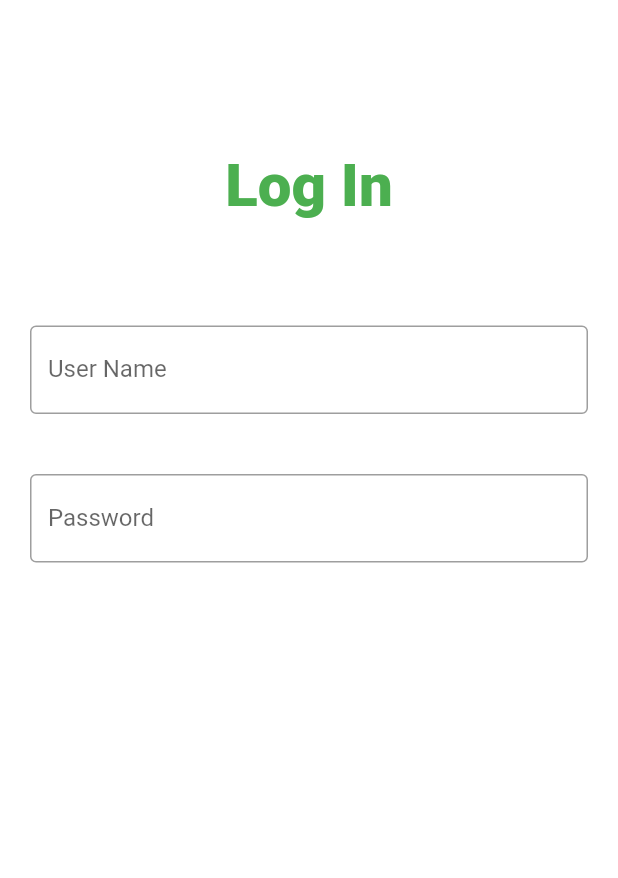
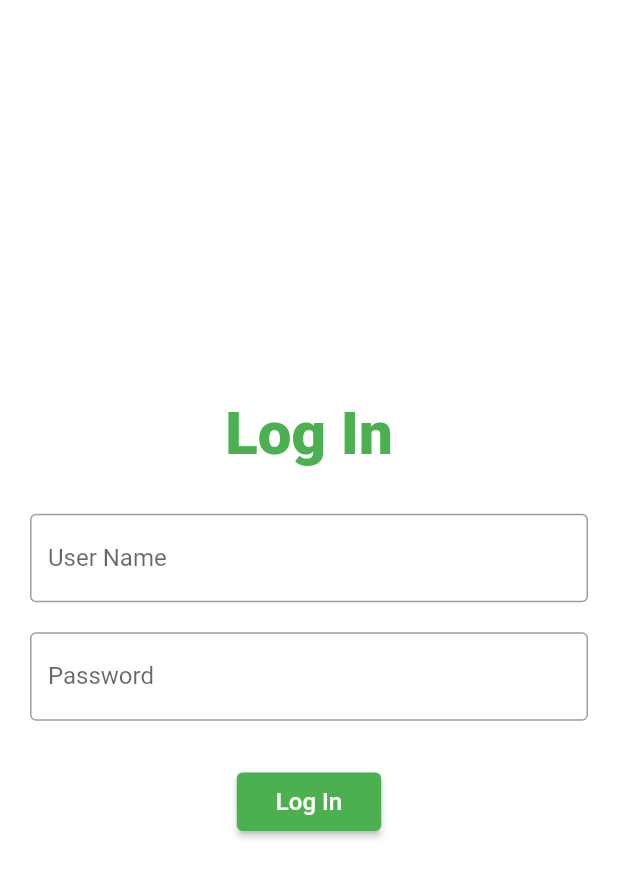
Before and after one commit to Ibrahiim-Ahmed/Ijtimai-Qurbani-App, a Flutter app: the screen it shows after launch, after a tap on "Person", on a phone screen of 412 x 824 dp. Shown: the top 878 px of the screen. Run offline on Flutter 3.47's test engine with Material 2 defaults, Android fonts, the light colour scheme and no system bars.

Commit message:
Code Optimized and User Login API

```diff
--- /dev/null
+++ b/lib/api/apis.dart
@@ -0,0 +1,34 @@
+class UserLogin {
+  final List<Map<String, dynamic>> mockUsers = [
+    {
+      'userId': 123,
+      'email': 'huzaifa@gmail.com',
+      'userName': 'Huzaifa',
+      'userType': 'user',
+      'password': 'abc',
+    },
+    {
+      'userId': 456,
+      'email': 'ibrahim@gmail.com',
+      'userName': 'Ibrahim',
+      'userType': 'user',
+      'password': 'def',
+    }
+  ];
+
+  Future<Map<String, dynamic>> login(String userName, String password) async {
+    await Future.delayed(const Duration(milliseconds: 500));
+
+    final user = mockUsers.firstWhere(
+      (userData) =>
+          userData['userName'] == userName && userData['password'] == password,
+      orElse: () => {},
+    );
+
+    if (user.isNotEmpty) {
+      return user;
+    } else {
+      throw Exception('Invalid username or password.');
+    }
+  }
+}
--- a/lib/pages/login.dart
+++ b/lib/pages/login.dart
@@ -1,47 +1,98 @@
 import 'package:flutter/material.dart';
+import 'package:ijtimai_qurbani_app/api/apis.dart';
 
-class Login extends StatelessWidget {
-  const Login({super.key});
+class Login extends StatefulWidget {
+  const Login({Key? key}) : super(key: key);
+
+  @override
+  _LoginState createState() => _LoginState();
+}
+
+class _LoginState extends State<Login> {
+  final UserLogin userLogin = UserLogin();
+  final TextEditingController usernameController = TextEditingController();
+  final TextEditingController passwordController = TextEditingController();
+
+  String errorMessage = '';
+
+  void _handleLogin(BuildContext context) {
+    final String username = usernameController.text;
+    final String password = passwordController.text;
+
+    userLogin.login(username, password).then((result) {
+      if (result['password'] == password) {
+        Navigator.pushReplacementNamed(context, '/dashboard');
+      } else {
+        setState(() {
+          errorMessage = 'Invalid username or password.';
+        });
+      }
+    }).catchError((error) {
+      setState(() {
+        errorMessage = 'An error occurred during login.';
+      });
+    });
+  }
 
   @override
   Widget build(BuildContext context) {
-    // TODO: implement build
-    return const Scaffold(
+    return Scaffold(
       backgroundColor: Colors.white,
       body: Center(
         child: Column(
-          mainAxisAlignment: MainAxisAlignment.start,
-          // ignore: prefer_const_literals_to_create_immutables
+          mainAxisAlignment: MainAxisAlignment.center,
+          crossAxisAlignment: CrossAxisAlignment.center,
           children: [
-            SizedBox(height: 100),
-            Text(
+            const Text(
               "Log In",
               style: TextStyle(
-                  fontSize: 40,
-                  color: Colors.green,
-                  fontWeight: FontWeight.w800),
+                fontSize: 40,
+                color: Colors.green,
+                fontWeight: FontWeight.w800,
+              ),
             ),
-            SizedBox(height: 50),
+            const SizedBox(height: 30),
             Padding(
-              padding: EdgeInsets.all(20),
+              padding: const EdgeInsets.symmetric(horizontal: 20),
               child: TextField(
-                obscureText: true,
-                decoration: InputDecoration(
+                controller: usernameController,
+                decoration: const InputDecoration(
                   border: OutlineInputBorder(),
                   labelText: 'User Name',
                   hintText: 'Enter User Name',
                 ),
               ),
             ),
+            const SizedBox(height: 20),
             Padding(
-              padding: EdgeInsets.all(20),
+              padding: const EdgeInsets.symmetric(horizontal: 20),
               child: TextField(
+                controller: passwordController,
                 obscureText: true,
-                decoration: InputDecoration(
+                decoration: const InputDecoration(
                   border: OutlineInputBorder(),
                   labelText: 'Password',
                   hintText: 'Enter Password',
                 ),
+              ),
+            ),
+            const SizedBox(height: 10),
+            Visibility(
+              visible: errorMessage.isNotEmpty,
+              child: Text(
+                errorMessage,
+                style: const TextStyle(color: Colors.red),
+              ),
+            ),
+            const SizedBox(height: 20),
+            ElevatedButton(
+              onPressed: () {
+                _handleLogin(context);
+              },
+              style: ElevatedButton.styleFrom(backgroundColor: Colors.green),
+              child: const Padding(
+                padding: EdgeInsets.all(10),
+                child: Text('Log In', style: TextStyle(fontSize: 16)),
               ),
             ),
           ],
--- a/lib/pages/registerScreen.dart
+++ b/lib/pages/registerScreen.dart
@@ -36,8 +36,8 @@ class RegisterScreen extends StatelessWidget {
             ),
             ElevatedButton(
               onPressed: () => {
-                Navigator.push(
-                    context, MaterialPageRoute(builder: (context) => const Signup()))
+                Navigator.push(context,
+                    MaterialPageRoute(builder: (context) => const Signup()))
               },
               style: ElevatedButton.styleFrom(
                   backgroundColor: Colors.white,
```
Also changed, not shown: 2 other files.
